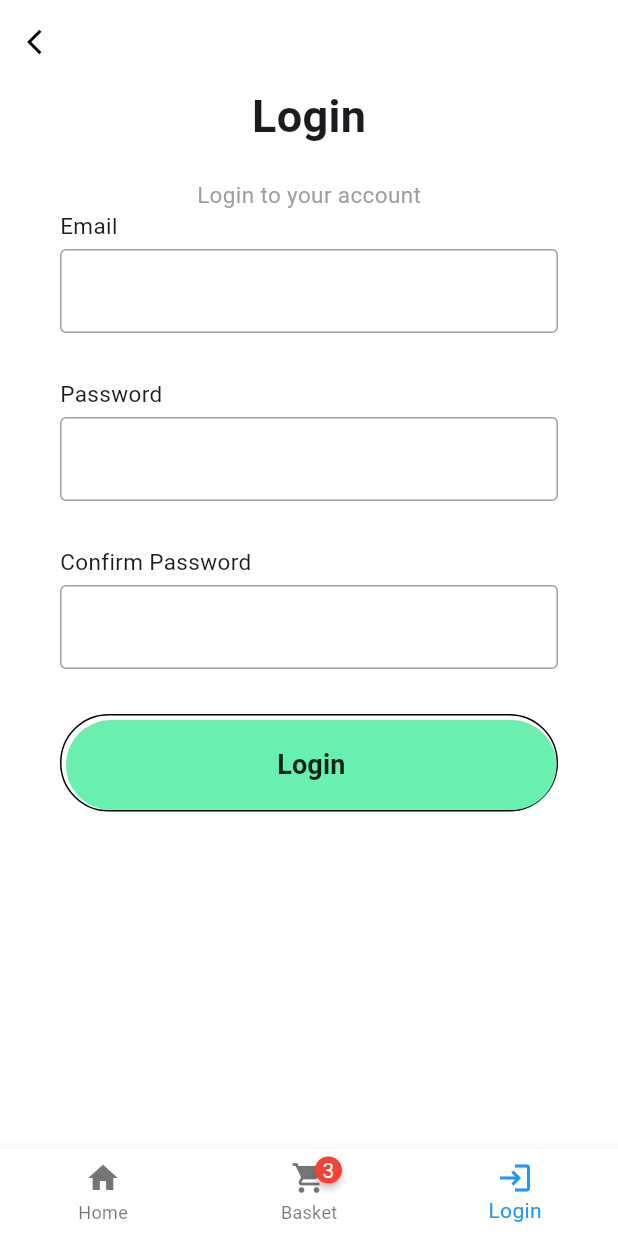
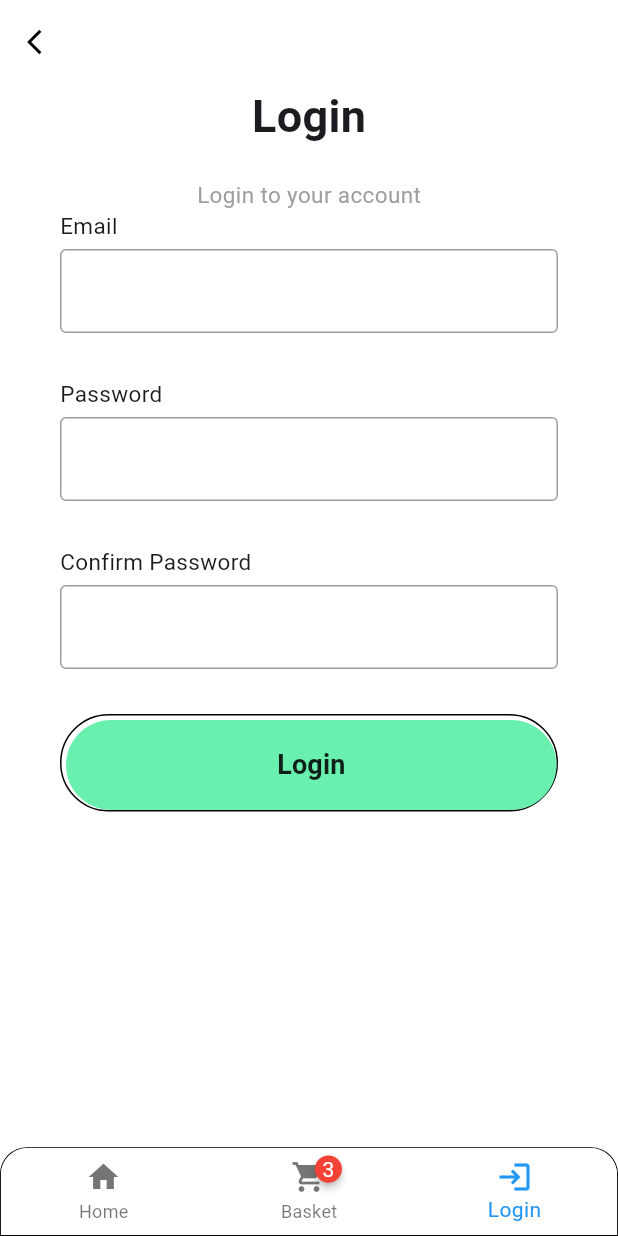
Before and after one commit to Saad-Amer-saeed/shopping-store-flutter, a Flutter app: the screen it shows after launch, item 3 of the bottom bar chosen, on a phone screen of 412 x 824 dp. Run offline on Flutter 3.47's test engine with Material 3 defaults, Android fonts, the phone set to English and light mode, and no system bars; drawn by our look-alikes of badges; missing offline and left inert: item_count_number_button; network calls fail.

Commit message:
styling bar

```diff
--- a/shoppingstore/lib/screen/nav_screen.dart
+++ b/shoppingstore/lib/screen/nav_screen.dart
@@ -14,6 +14,11 @@ class TabNavigationScreen extends StatefulWidget {
 class _TabNavigationScreenState extends State<TabNavigationScreen> {
   int _selectedIndex = 0;
   final int _basketItemCount = 3; // Mock basket item count
+
+  // Customizable values
+  double horizontalMargin = 0; // Horizontal margin
+  double borderRadiusValue = 1; // Border radius for bottom navigation bar
+  double borderWidth = 2.0; // Border width for the bottom navigation bar
 
   // List of pages to show for each tab
   final List<Widget> _pages = <Widget>[
@@ -33,8 +38,26 @@ class _TabNavigationScreenState extends State<TabNavigationScreen> {
   Widget build(BuildContext context) {
     return Scaffold(
       body: _pages[_selectedIndex], // Display the selected page
-      bottomNavigationBar: BottomNavigationBar(
-        backgroundColor: Colors.white,
+
+      bottomNavigationBar: Container(
+        margin: EdgeInsets.symmetric(horizontal: horizontalMargin),
+        decoration: BoxDecoration(
+          border: Border.all(
+            color: Colors.black, // Border color
+            width: 0.6, // Border width
+          ),
+          borderRadius: const BorderRadius.only(
+            topLeft: Radius.circular(18), // Top left corner rounded
+            topRight: Radius.circular(18), // Top right corner rounded
+          ),
+        ),
+        child: ClipRRect(
+          borderRadius: const BorderRadius.only(
+            topLeft: Radius.circular(18), // Top left corner rounded
+            topRight: Radius.circular(18), // Top right corner rounded
+          ),
+          child: BottomNavigationBar(
+            backgroundColor: Colors.white, // Background color
             items: <BottomNavigationBarItem>[
               const BottomNavigationBarItem(
                 icon: Icon(Icons.home),
@@ -59,8 +82,11 @@ class _TabNavigationScreenState extends State<TabNavigationScreen> {
             selectedItemColor: Colors.blue, // Customize selected item color
             onTap: _onItemTapped, // Handle item tap
           ),
+        ),
+      ),
     );
   }
 }
 
+
 // Home Screen Widget
```
Lines whose indentation alone changed are shown as unchanged.
